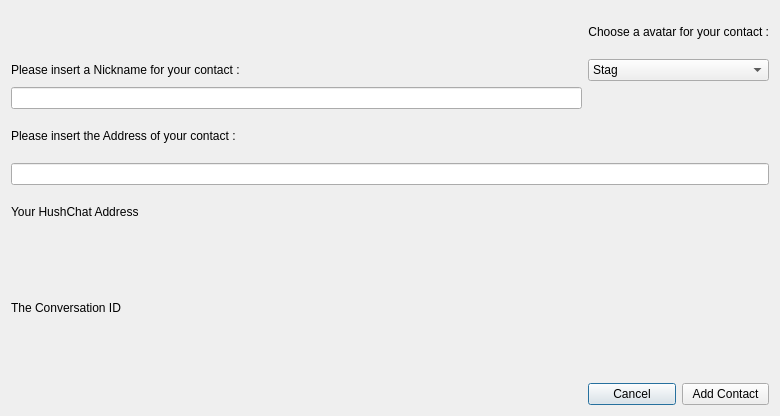
The window that src/contactrequest.ui (jahway603/SilentDragonLite) describes before a commit, drawn with Qt 5.
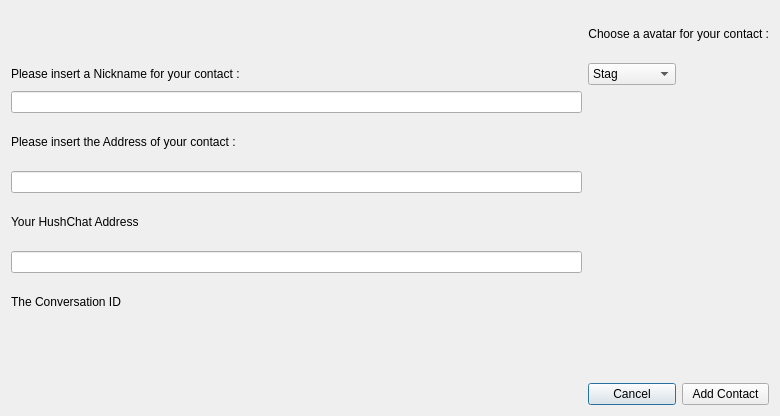
The same window after the commit. Icons and pictures are not drawn.

```diff
--- a/src/contactrequest.ui
+++ b/src/contactrequest.ui
@@ -28,7 +28,7 @@
      </property>
     </widget>
    </item>
-   <item row="1" column="1" colspan="2">
+   <item row="1" column="1">
     <widget class="QComboBox" name="comboBoxAvatar">
      <item>
       <property name="text">
@@ -162,7 +162,7 @@
      </property>
     </widget>
    </item>
-   <item row="4" column="0" colspan="3">
+   <item row="4" column="0">
     <widget class="QLineEdit" name="zaddr"/>
    </item>
    <item row="5" column="0">
@@ -172,12 +172,8 @@
      </property>
     </widget>
    </item>
-   <item row="6" column="0" colspan="3">
-    <widget class="QLabel" name="myzaddr">
-     <property name="text">
-      <string/>
-     </property>
-    </widget>
+   <item row="6" column="0">
+    <widget class="QLineEdit" name="myzaddr"/>
    </item>
    <item row="7" column="0">
     <widget class="QLabel" name="label_5">
```
Left out of the diff: 10 changed lines with no effect on the pictures.
